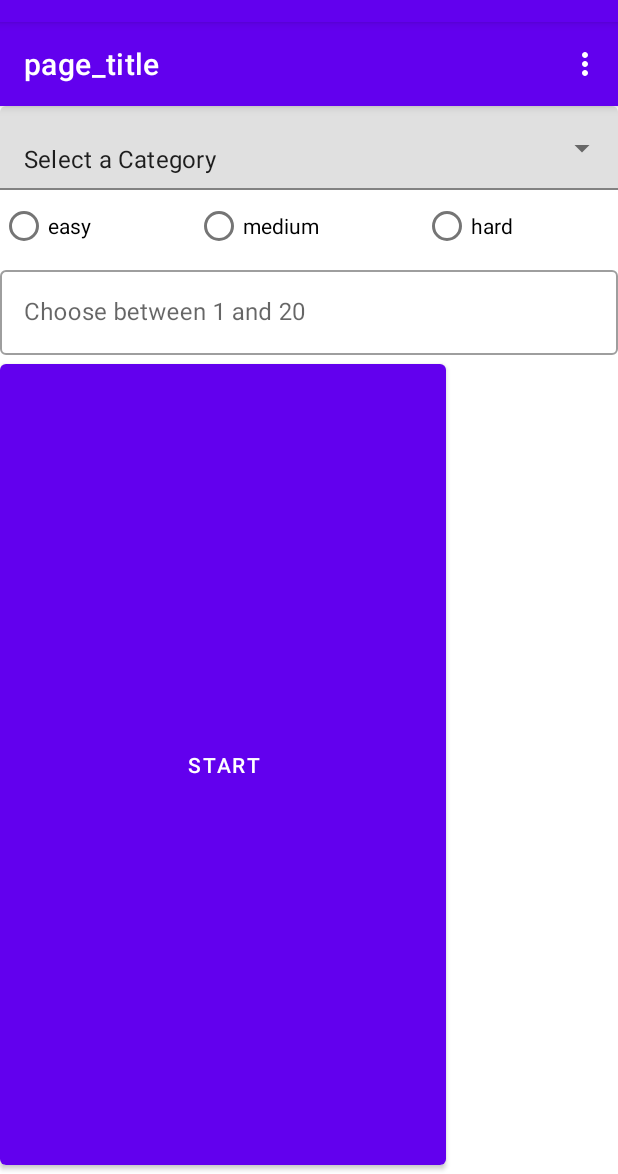
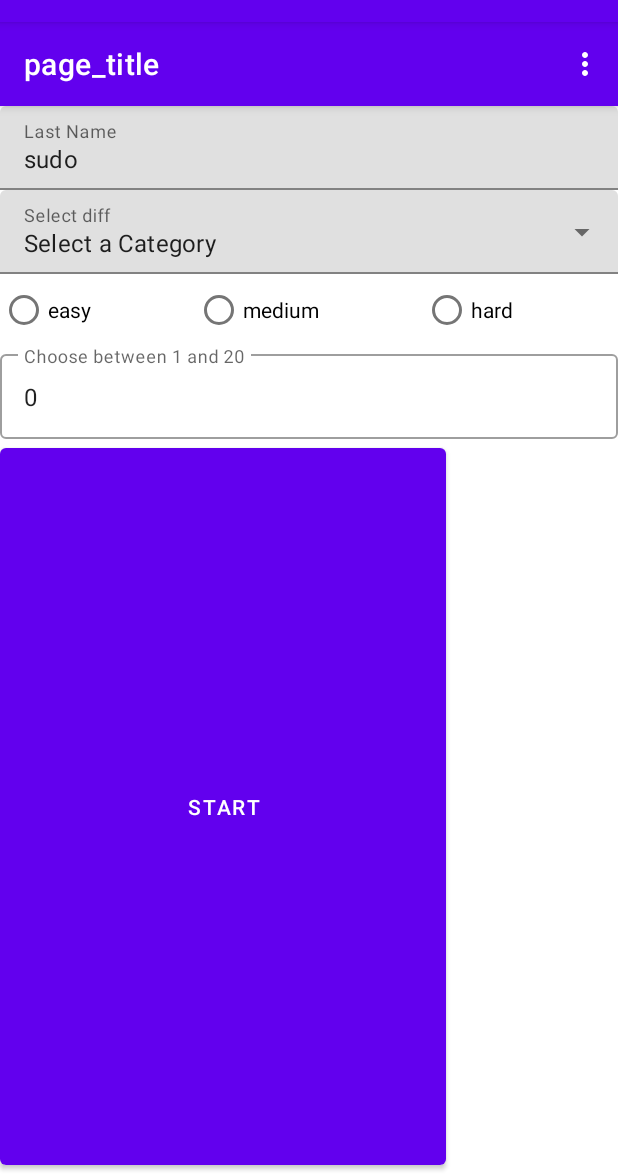
Before and after one commit to wu-coding/Android_Quiz, an Android app: the screen it shows after launch (MainActivity), on a phone screen of 412 x 824 dp, the part 62-1236 px from its top. Run offline under Robolectric (Android 15) with nearby library versions, the phone set to English and light mode, and no system bars; our stand-ins replace Dagger/Hilt's generated code, Room's generated code, data binding; 1 statement that could not run was skipped.

Commit message:
Switching computers.

```diff
--- a/app/src/main/java/com/example/clean_quiz/data/DAO/RecordDao.kt
+++ b/app/src/main/java/com/example/clean_quiz/data/DAO/RecordDao.kt
@@ -12,6 +12,6 @@ interface RecordDao {
     fun loadApiParams(record_ID:Int): Record
 
     @Insert(onConflict = OnConflictStrategy.REPLACE)
-    fun insertRecord(vararg record: Record)
+    fun insertRecord(record: Record):Long
 
 }
--- a/app/src/main/java/com/example/clean_quiz/data/api/RetrofitService.kt
+++ b/app/src/main/java/com/example/clean_quiz/data/api/RetrofitService.kt
@@ -10,7 +10,7 @@ import retrofit2.http.QueryMap
 
 interface RetrofitService {
     @GET("api/v1/questions")
-    suspend fun getApiData(@QueryMap getParam: HashMap<String, String?>):List<Card>
+    suspend fun getApiData(@QueryMap getParam: HashMap<String, String>):List<Card>
 //suspend fun getQuizData(@QueryMap getParam:Map<String,String> ):retrofit2.Call<List<QuizData>>
 }
 //https://quizapi.io/api/v1/question
--- a/app/src/main/java/com/example/clean_quiz/data/models/Record.kt
+++ b/app/src/main/java/com/example/clean_quiz/data/models/Record.kt
@@ -23,7 +23,7 @@ data class Record(
     @ColumnInfo(name = "category") val category:String,
     @ColumnInfo(name = "difficulty") val difficulty:String,
     @ColumnInfo(name = "question_amount") val questionAmount:Int,
-    @ColumnInfo(name = "correct_answers") val correctAnswers:String,
-    @ColumnInfo(name = "wrong_answers")val wrongAnswers:String,
+    @ColumnInfo(name = "correct_answers") val correctAnswers:Int,
+    @ColumnInfo(name = "wrong_answers")val wrongAnswers:Int,
     @ColumnInfo(name = "time_taken") val timeTaken:Int  //Can switch to Time
 )
--- a/app/src/main/java/com/example/clean_quiz/data/repository/ApiDataRepository.kt
+++ b/app/src/main/java/com/example/clean_quiz/data/repository/ApiDataRepository.kt
@@ -3,5 +3,5 @@ package com.example.clean_quiz.data.repository
 import com.example.clean_quiz.data.models.Card
 
 interface ApiDataRepository {
-    suspend fun getApiData(paramMap: HashMap<String, String?>): List<Card>
+    suspend fun getApiData(paramMap: HashMap<String, String>): List<Card>
 }
--- a/app/src/main/java/com/example/clean_quiz/data/repository/ApiDataRepository_Impl.kt
+++ b/app/src/main/java/com/example/clean_quiz/data/repository/ApiDataRepository_Impl.kt
@@ -2,10 +2,11 @@ package com.example.clean_quiz.data.repository
 
 import com.example.clean_quiz.data.api.RetrofitService
 import com.example.clean_quiz.data.models.Card
+import javax.inject.Inject
 
 
-class ApiDataRepository_Impl(val apiservice: RetrofitService):ApiDataRepository{
-    override suspend fun getApiData(paramMap: HashMap<String, String?>): List<Card>{
+class ApiDataRepository_Impl @Inject constructor(val apiservice: RetrofitService):ApiDataRepository{
+    override suspend fun getApiData(paramMap: HashMap<String, String>): List<Card>{
         return apiservice.getApiData(paramMap)
     }
 }
--- a/app/src/main/java/com/example/clean_quiz/ui/viewmodel/StartViewModel.kt
+++ b/app/src/main/java/com/example/clean_quiz/ui/viewmodel/StartViewModel.kt
@@ -3,19 +3,21 @@ package com.example.clean_quiz.ui.viewmodel
 
 import androidx.lifecycle.ViewModel
 import com.example.clean_quiz.data.User
+import com.example.clean_quiz.data.models.Record
+import com.example.clean_quiz.data.repository.ApiDataRepository_Impl
 import com.example.clean_quiz.data.repository.QuizDataRepository
 import dagger.hilt.android.lifecycle.HiltViewModel
 import javax.inject.Inject
 
 @HiltViewModel
-class StartViewModel @Inject constructor(private val quizDataRepo:QuizDataRepository): ViewModel() {
+class StartViewModel @Inject constructor(private val quizDataRepository: QuizDataRepository): ViewModel() {
 
 
     var fname = "test"
     var lname = "sudo"
     var category = "Select a Category"
     var difficulty = -1
-    var questionAmount = ""
+    var questionAmount = "0"
     var errorOutput = ""
 
 // name length = 0
@@ -29,7 +31,7 @@ class StartViewModel @Inject constructor(private val quizDataRepo:QuizDataReposi
         if (lname == "") errorMessage += " last name"
         if (category == "Select a Category") errorMessage += " category"
         if (difficulty == -1) errorMessage += " difficulty"
-        if (questionAmount == "") errorMessage += " question amount"
+        if (questionAmount.toString() == "") errorMessage += " question amount"
 
         if (errorMessage.length > 0){
             errorOutput = "Please fill out the empty section:" + errorMessage
@@ -82,9 +84,11 @@ class StartViewModel @Inject constructor(private val quizDataRepo:QuizDataReposi
     }
 */
 
-    // need to pass context.
-    suspend fun writeDatabase(): Int = quizDataRepo.writeUser(fname, lname)
-
+    //Write User and Record, Retrieve Record row ID
+    suspend fun writeToDatabase():Long {
+        val rowId = quizDataRepository.createUser(fname, lname)
+        return quizDataRepository.createRecord(rowId.toInt(),category, difficulty.toString(), questionAmount.toInt())
+    }
 
 }
 
--- a/app/src/main/java/com/example/clean_quiz/ui/views/StartFragment.kt
+++ b/app/src/main/java/com/example/clean_quiz/ui/views/StartFragment.kt
@@ -56,13 +56,11 @@ class StartFragment : Fragment() {
              //   lateinit var writeDb:Deferred<Object>
                 var input: Long = 0
                 val temp = async (Dispatchers.IO) {
-                        input = startViewModel.writeDatabase() as Long
+                        input = startViewModel.writeToDatabase()
                     }
                 temp.await()
                 findNavController().navigate(StartFragmentDirections.nextQuiz(input))
                 }
-
-
             }
         }
 
--- a/app/src/main/res/layout/fragment_start.xml
+++ b/app/src/main/res/layout/fragment_start.xml
@@ -28,10 +28,10 @@
             android:orientation="vertical">
 
             <com.google.android.material.textfield.TextInputLayout
-                android:id="@+id/userName"
+                android:id="@+id/firstName"
                 android:layout_width="match_parent"
                 android:layout_height="wrap_content"
-                android:hint="Enter a Name">
+                android:hint="First Name">
 
 
                 <com.google.android.material.textfield.TextInputEditText
@@ -41,6 +41,19 @@
 
             </com.google.android.material.textfield.TextInputLayout>
 
+            <com.google.android.material.textfield.TextInputLayout
+                android:id="@+id/lastName"
+                android:layout_width="match_parent"
+                android:layout_height="wrap_content"
+                android:hint="Last Name">
+
+
+                <com.google.android.material.textfield.TextInputEditText
+                    android:layout_width="match_parent"
+                    android:layout_height="wrap_content"
+                    android:text="@{viewModel.lname}"/>
+
+            </com.google.android.material.textfield.TextInputLayout>
 
             <com.google.android.material.textfield.TextInputLayout
                 android:id="@+id/category_spinner"
@@ -53,6 +66,7 @@
                     android:layout_width="match_parent"
                     android:layout_height="wrap_content"
                     android:inputType="none"
+                    android:hint ="Select diff"
                     android:text="@{viewModel.category}"/>
                 <!--android:onItemSelectedListener="@{viewModel.spinnerListener}"-->
 
```
Also changed, not shown: app/src/main/java/com/example/clean_quiz/data/repository/QuizDataRepository.kt (+44 -12 lines), app/src/main/java/com/example/clean_quiz/ui/viewmodel/QuizViewModel.kt (+7 -4 lines).
